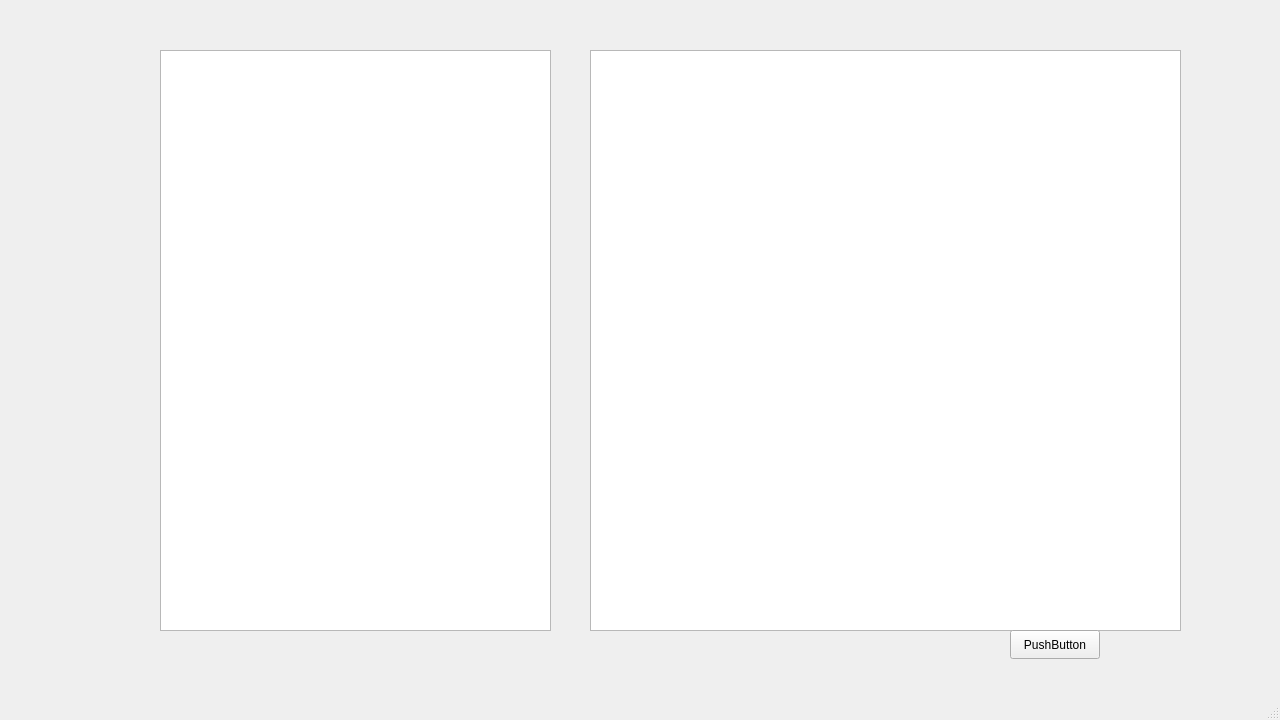
First picture: the form in collabswindow.ui, repository Confused-Guy/Smart-research-publication-management, before the edit.
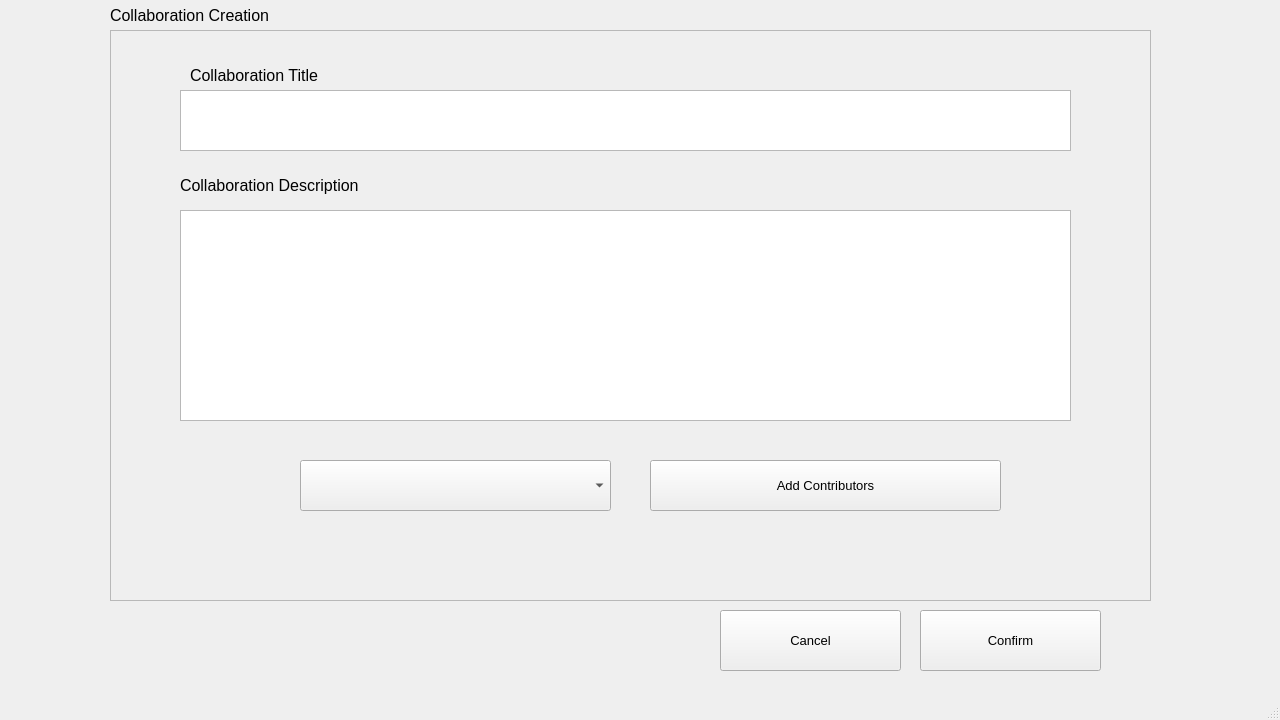
Second picture: the form after the edit.

Diff of the .ui file:
```diff
--- a/collabswindow.ui
+++ b/collabswindow.ui
@@ -14,42 +14,158 @@
    <string>collabsWindow</string>
   </property>
   <widget class="QWidget" name="centralwidget">
-   <widget class="QListWidget" name="listWidget">
+   <widget class="QLabel" name="collaborationCreationCollaborationCreationLabel">
     <property name="geometry">
      <rect>
-      <x>160</x>
-      <y>50</y>
-      <width>391</width>
-      <height>581</height>
+      <x>110</x>
+      <y>0</y>
+      <width>251</width>
+      <height>31</height>
      </rect>
     </property>
+    <property name="font">
+     <font>
+      <pointsize>12</pointsize>
+     </font>
+    </property>
+    <property name="text">
+     <string>Collaboration Creation</string>
+    </property>
    </widget>
-   <widget class="QTextBrowser" name="textBrowser">
+   <widget class="QPushButton" name="collaborationCreationConfirmButton">
     <property name="geometry">
      <rect>
-      <x>590</x>
-      <y>50</y>
-      <width>591</width>
-      <height>581</height>
+      <x>920</x>
+      <y>610</y>
+      <width>181</width>
+      <height>61</height>
      </rect>
     </property>
     <property name="font">
      <font>
-      <pointsize>20</pointsize>
+      <pointsize>10</pointsize>
      </font>
     </property>
+    <property name="text">
+     <string>Confirm</string>
+    </property>
    </widget>
-   <widget class="QPushButton" name="button">
+   <widget class="QFrame" name="collaborationCreationFrame">
     <property name="geometry">
      <rect>
-      <x>1010</x>
-      <y>630</y>
-      <width>90</width>
-      <height>29</height>
+      <x>110</x>
+      <y>30</y>
+      <width>1041</width>
+      <height>571</height>
      </rect>
     </property>
+    <property name="frameShape">
+     <enum>QFrame::Shape::StyledPanel</enum>
+    </property>
+    <property name="frameShadow">
+     <enum>QFrame::Shadow::Raised</enum>
+    </property>
+    <widget class="QPlainTextEdit" name="collaborationCreationCollaborationTitileEdit">
+     <property name="geometry">
+      <rect>
+       <x>70</x>
+       <y>60</y>
+       <width>891</width>
+       <height>61</height>
+      </rect>
+     </property>
+    </widget>
+    <widget class="QTextEdit" name="collaborationCreationCollaborationDescriptionEdit">
+     <property name="geometry">
+      <rect>
+       <x>70</x>
+       <y>180</y>
+       <width>891</width>
+       <height>211</height>
+      </rect>
+     </property>
+    </widget>
+    <widget class="QLabel" name="collaborationCreationCollaborationTitleLabel">
+     <property name="geometry">
+      <rect>
+       <x>80</x>
+       <y>30</y>
+       <width>251</width>
+       <height>31</height>
+      </rect>
+     </property>
+     <property name="font">
+      <font>
+       <pointsize>12</pointsize>
+      </font>
+     </property>
+     <property name="text">
+      <string>Collaboration Title</string>
+     </property>
+    </widget>
+    <widget class="QLabel" name="collaborationCreationCollaborationDescriptionLabel">
+     <property name="geometry">
+      <rect>
+       <x>70</x>
+       <y>140</y>
+       <width>251</width>
+       <height>31</height>
+      </rect>
+     </property>
+     <property name="font">
+      <font>
+       <pointsize>12</pointsize>
+      </font>
+     </property>
+     <property name="text">
+      <string>Collaboration Description</string>
+     </property>
+    </widget>
+    <widget class="QComboBox" name="collaboartionCreationTopicMenu">
+     <property name="geometry">
+      <rect>
+       <x>190</x>
+       <y>430</y>
+       <width>311</width>
+       <height>51</height>
+      </rect>
+     </property>
+    </widget>
+    <widget class="QPushButton" name="collaborationCreationAddContributorsButton">
+     <property name="geometry">
+      <rect>
+       <x>540</x>
+       <y>430</y>
+       <width>351</width>
+       <height>51</height>
+      </rect>
+     </property>
+     <property name="font">
+      <font>
+       <pointsize>10</pointsize>
+      </font>
+     </property>
+     <property name="text">
+      <string>Add Contributors</string>
+     </property>
+    </widget>
+   </widget>
+   <widget class="QPushButton" name="collaborationCreationCancelButton">
+    <property name="geometry">
+     <rect>
+      <x>720</x>
+      <y>610</y>
+      <width>181</width>
+      <height>61</height>
+     </rect>
+    </property>
+    <property name="font">
+     <font>
+      <pointsize>10</pointsize>
+     </font>
+    </property>
     <property name="text">
-     <string>PushButton</string>
+     <string>Cancel</string>
     </property>
    </widget>
   </widget>
```
